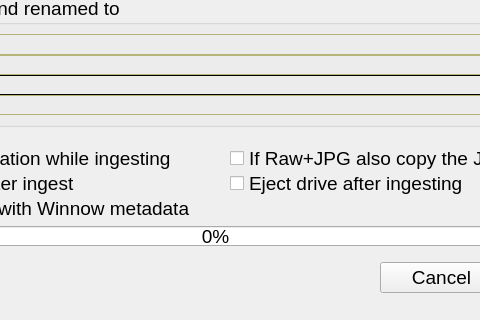
Old version of the form Dialogs/ingestdlg.ui in the repository towhee/Winnow64; both pictures show x 220 to 700 and y 554 to 874 of the 873 by 874 pixel window.
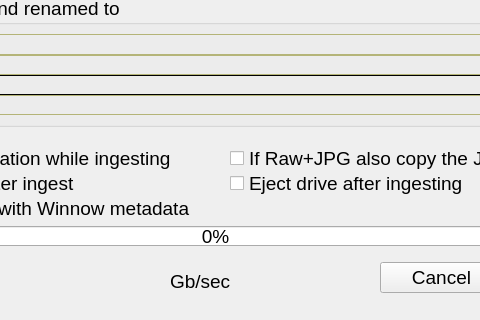
New version of the form.

The edit to the form file:
```diff
--- a/Dialogs/ingestdlg.ui
+++ b/Dialogs/ingestdlg.ui
@@ -1705,6 +1705,19 @@
     <string>Include XMP sidecar with Winnow metadata</string>
    </property>
   </widget>
+  <widget class="QLabel" name="gbsLabel">
+   <property name="geometry">
+    <rect>
+     <x>390</x>
+     <y>820</y>
+     <width>141</width>
+     <height>31</height>
+    </rect>
+   </property>
+   <property name="text">
+    <string>Gb/sec</string>
+   </property>
+  </widget>
  </widget>
  <resources/>
  <connections/>
```
